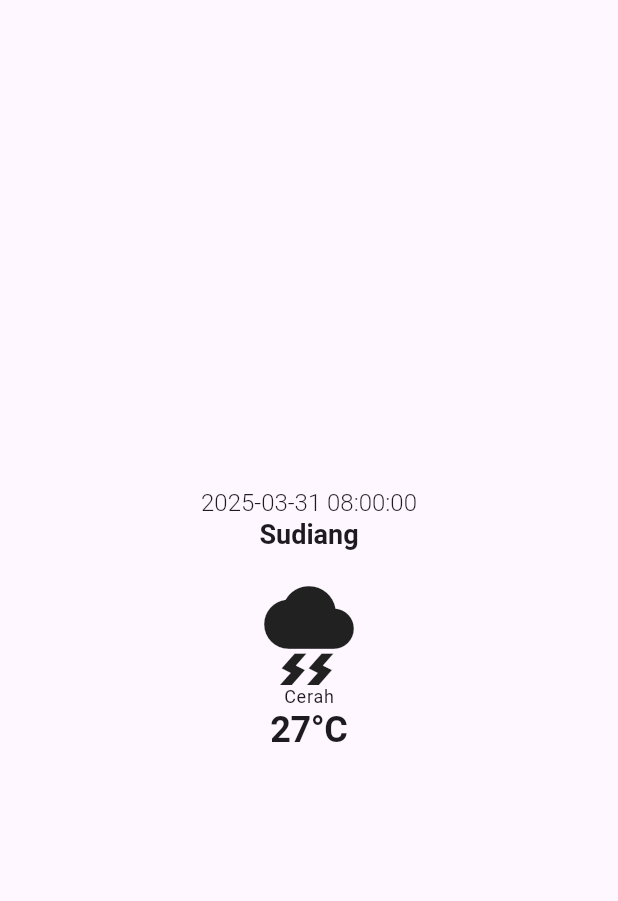
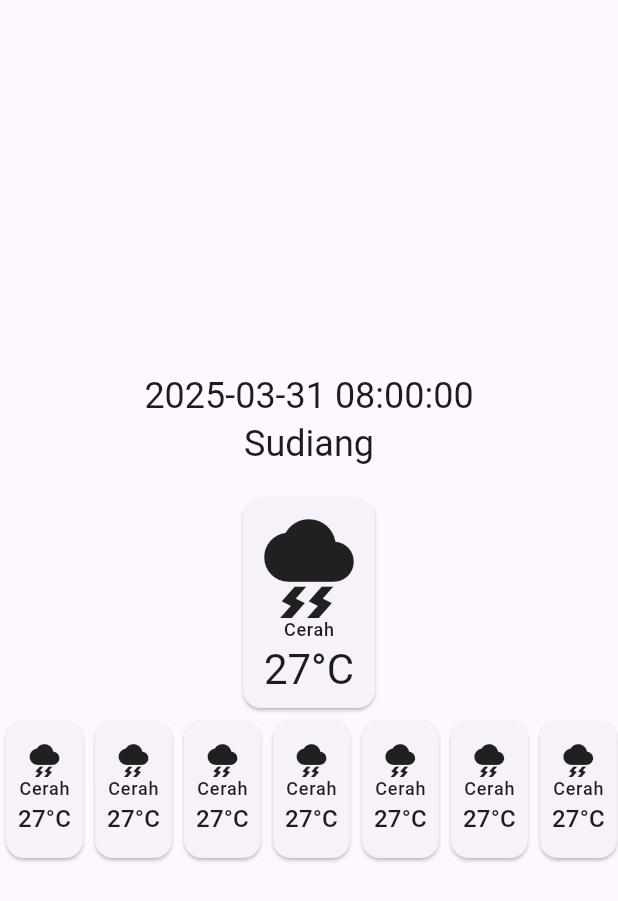
Before and after one commit to fakhri-rasyad/bmkg_weather, a Flutter app: the screen it shows after launch, on a phone screen of 412 x 824 dp. Shown: the top 901 px of the screen. Run offline on Flutter 3.47's test engine with Material 3 defaults, Android fonts, the phone set to English and light mode, and no system bars.

Commit message:
feat: WeatherInfoCard rework, remove usage of custom theme

```diff
--- a/lib/main.dart
+++ b/lib/main.dart
@@ -12,10 +12,10 @@ class MyApp extends StatelessWidget {
   // This widget is the root of your application.
   @override
   Widget build(BuildContext context) {
-    return MaterialApp(
+    return const MaterialApp(
       title: 'Flutter Demo',
-      theme: AppTheme.weatherTheme,
-      home: const HomeScreen(),
+      // theme: AppTheme.weatherTheme,
+      home: HomeScreen(),
     );
   }
 }
--- a/lib/presentation/home/widget/home_screen.dart
+++ b/lib/presentation/home/widget/home_screen.dart
@@ -16,7 +16,15 @@ class HomeScreen extends StatelessWidget {
               height: 16,
             ),
             CurrentWeatherCard(
-                weatherImage: "TEST", weatherDesc: "Cerah", weatherTemp: 27),
+              weatherImage: "TEST",
+              weatherDesc: "Cerah",
+              weatherTemp: 27,
+              currentWeather: true,
+            ),
+            SizedBox(
+              height: 100,
+              child: WeatherInfoCards(),
+            )
           ],
         ),
       ),
@@ -29,19 +37,25 @@ class CurrentWeatherCard extends StatelessWidget {
       {super.key,
       required this.weatherImage,
       required this.weatherDesc,
-      required this.weatherTemp});
+      required this.weatherTemp,
+      required this.currentWeather});
 
   final String weatherImage;
   final String weatherDesc;
   final int weatherTemp;
+  final bool currentWeather;
 
   @override
   Widget build(BuildContext context) {
-    return Column(
+    return Card(
+      child: Padding(
+        padding: const EdgeInsets.all(8.0),
+        child: Column(
+          mainAxisAlignment: MainAxisAlignment.center,
           children: [
-        const Icon(
+            Icon(
               Icons.thunderstorm,
-          size: 72,
+              size: currentWeather ? 72 : 24,
             ),
             Text(
               weatherDesc,
@@ -49,9 +63,11 @@ class CurrentWeatherCard extends StatelessWidget {
             ),
             Text(
               "$weatherTemp°C",
-          style: Theme.of(context).textTheme.displayLarge,
+              style: currentWeather ? Theme.of(context).textTheme.headlineMedium : Theme.of(context).textTheme.titleMedium,
             )
           ],
+        ),
+      ),
     );
   }
 }
@@ -67,13 +83,32 @@ class CurrentWeatherTitle extends StatelessWidget {
       children: [
         Text(
           date,
-          style: Theme.of(context).textTheme.headlineMedium,
+          style: Theme.of(context).textTheme.headlineSmall,
         ),
         Text(
           location,
-          style: Theme.of(context).textTheme.headlineLarge,
+          style: Theme.of(context).textTheme.headlineSmall,
         )
       ],
     );
   }
 }
+
+class WeatherInfoCards extends StatelessWidget {
+  const WeatherInfoCards({super.key});
+
+  @override
+  Widget build(BuildContext context) {
+    return Flexible(
+        fit: FlexFit.loose,
+        child: ListView.builder(
+            scrollDirection: Axis.horizontal,
+            itemCount: 7,
+            itemBuilder: (context, index) => const CurrentWeatherCard(
+                  weatherImage: "TEST",
+                  weatherDesc: "Cerah",
+                  weatherTemp: 27,
+                  currentWeather: false,
+                )));
+  }
+}
```
Also changed, not shown: lib/presentation/core/themes/theme.dart (+5 -4 lines). Lines whose indentation alone changed are shown as unchanged.
